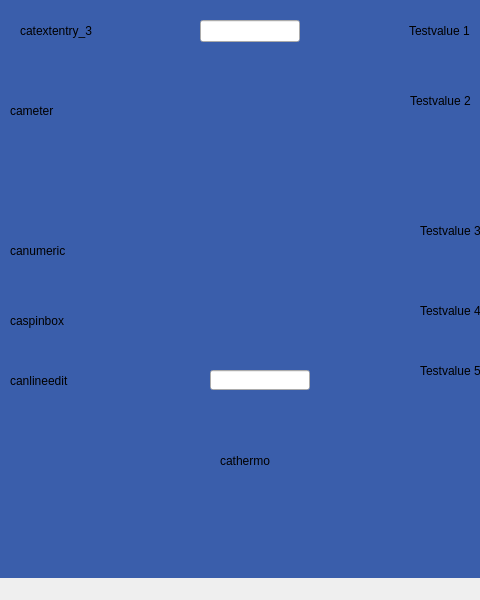
This is caQtDM_Tests/python.ui in caqtdm/caqtdm as Qt 5 draws it before an edit; both pictures show x 0 to 480 and y 0 to 600 of the 800 by 600 pixel window. The edited form follows.
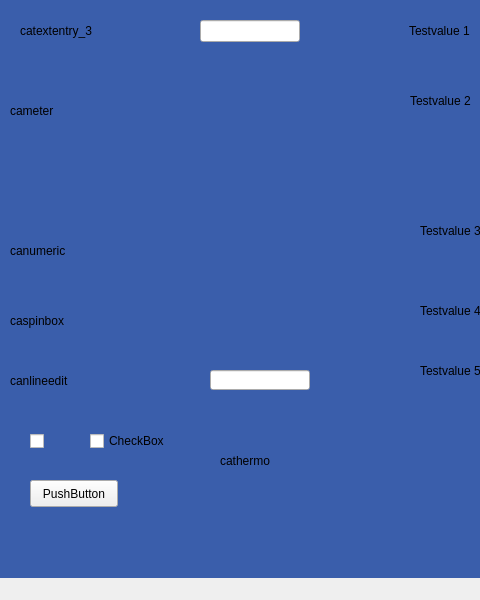
This is the edited form. Custom widgets are drawn as their Qt base class.

Commit message: added checkbutton and pushbutton handling

Patch:
```diff
--- a/caQtDM_Tests/python.ui
+++ b/caQtDM_Tests/python.ui
@@ -444,7 +444,7 @@
      <rect>
       <x>20</x>
       <y>20</y>
-      <width>81</width>
+      <width>91</width>
       <height>21</height>
      </rect>
     </property>
@@ -554,6 +554,48 @@
      </color>
     </property>
    </widget>
+   <widget class="caToggleButton" name="catogglebutton">
+    <property name="geometry">
+     <rect>
+      <x>30</x>
+      <y>430</y>
+      <width>41</width>
+      <height>22</height>
+     </rect>
+    </property>
+   </widget>
+   <widget class="QCheckBox" name="checkbox">
+    <property name="geometry">
+     <rect>
+      <x>90</x>
+      <y>430</y>
+      <width>92</width>
+      <height>22</height>
+     </rect>
+    </property>
+    <property name="text">
+     <string>CheckBox</string>
+    </property>
+   </widget>
+   <widget class="QPushButton" name="pushbutton">
+    <property name="geometry">
+     <rect>
+      <x>30</x>
+      <y>480</y>
+      <width>88</width>
+      <height>27</height>
+     </rect>
+    </property>
+    <property name="text">
+     <string>PushButton</string>
+    </property>
+    <property name="checkable">
+     <bool>true</bool>
+    </property>
+    <property name="checked">
+     <bool>false</bool>
+    </property>
+   </widget>
   </widget>
   <widget class="QMenuBar" name="menubar">
    <property name="geometry">
@@ -578,6 +620,11 @@
    <extends>caLineEdit</extends>
    <header>caTextEntry</header>
   </customwidget>
+  <customwidget>
+   <class>caToggleButton</class>
+   <extends>QCheckBox</extends>
+   <header>caToggleButton</header>
+  </customwidget>
   <customwidget>
    <class>caSpinbox</class>
    <extends>QFrame</extends>
```
The commit also changes 2 other files.
